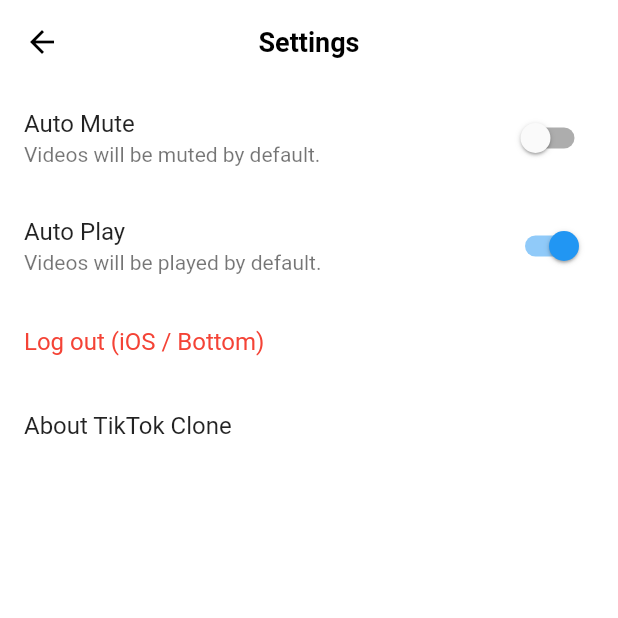
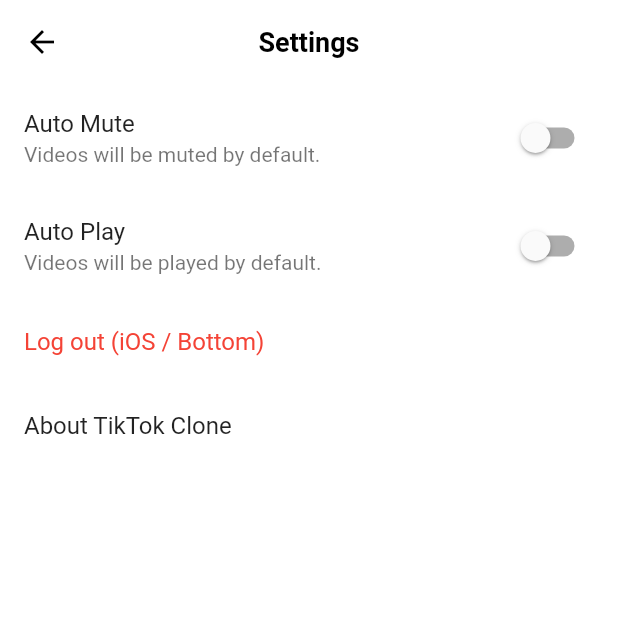
Before and after one commit to justddan/Flutter_Tiktok_Clone, a Flutter app: the SettingsScreen screen opened directly, after a tap on "Auto Play", on a phone screen of 412 x 824 dp, the top half of it. Run offline on Flutter 3.47's test engine with Material 2 defaults, Android fonts, the phone set to English and light mode, and no system bars; our stand-ins replace camera, flutter_riverpod, font_awesome_flutter, gallery_saver, go_router, image_picker and 4 more; accounts and stored records are empty; network calls fail.

Commit message:
상태관리 Riverpod 1

```diff
--- a/lib/features/settings/view/settings_screen.dart
+++ b/lib/features/settings/view/settings_screen.dart
@@ -1,7 +1,5 @@
 import 'package:flutter/cupertino.dart';
 import 'package:flutter/material.dart';
-import 'package:provider/provider.dart';
-import 'package:tiktok_clone/features/videos/view_model/playback_config_vm.dart';
 
 class SettingsScreen extends StatefulWidget {
   const SettingsScreen({super.key});
@@ -31,6 +29,19 @@ class _SettingsScreenState extends State<SettingsScreen> {
       body: ListView(
         children: [
           SwitchListTile(
+            value: false,
+            onChanged: (value) => () {},
+            title: const Text("Auto Mute"),
+            subtitle: const Text("Videos will be muted by default."),
+          ),
+          SwitchListTile(
+            value: false,
+            onChanged: (value) => () {},
+            title: const Text("Auto Play"),
+            subtitle: const Text("Videos will be played by default."),
+          ),
+          /*
+          SwitchListTile(
             value: context.watch<PlaybackConfigViewModel>().muted,
             onChanged: (value) =>
                 context.read<PlaybackConfigViewModel>().setMuted(value),
@@ -44,6 +55,7 @@ class _SettingsScreenState extends State<SettingsScreen> {
             title: const Text("Auto Play"),
             subtitle: const Text("Videos will be played by default."),
           ),
+          */
           /*
           SwitchListTile(
             value: context.watch<VideoChangeNotifier>().isMuted,
--- a/pubspec.yaml
+++ b/pubspec.yaml
@@ -49,6 +49,8 @@ dependencies:
   image_picker: 0.8.6+1
   provider: 6.0.5
   shared_preferences: ^2.2.2
+
+  flutter_riverpod: ^2.4.6
 
 dev_dependencies:
   flutter_test:
```
Also changed, not shown: lib/features/videos/view/widgets/video_post.dart (+42 -42 lines), lib/features/videos/view_model/playback_config_vm.dart (+32 -1 lines), lib/main.dart (+11 -1 lines), pubspec.lock.
